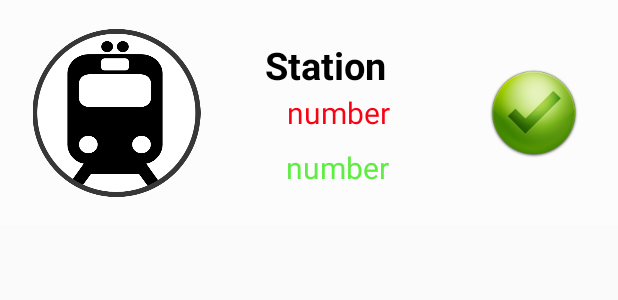
After one commit to Useless2k18/Railway, an Android app: the layout customlistlayout.xml on its own in the app's theme, with its tools: preview values and no code run, on a phone screen of 412 x 824 dp. The commit adds this screen. Shown: the top 300 px of the screen. Run offline under Robolectric (Android 15) with nearby library versions, the phone set to English and light mode, and no system bars; Roboto replaces fonts that are not available here.

Commit message:
dynamic station list display using custom list adapter

```diff
--- /dev/null
+++ b/TicketChecker/app/src/main/java/com/example/newu/ticketchecker/CustomListAdapter.java
@@ -0,0 +1,44 @@
+package com.example.newu.ticketchecker;
+
+import android.content.ClipData;
+import android.content.Context;
+import android.support.annotation.NonNull;
+import android.support.annotation.Nullable;
+import android.view.LayoutInflater;
+import android.view.View;
+import android.view.ViewGroup;
+import android.widget.ArrayAdapter;
+import android.widget.TextView;
+
+import java.util.ArrayList;
+import java.util.List;
+
+class CustomListAdapter extends ArrayAdapter<StationInfo> {
+
+    ArrayList<StationInfo> myList = new ArrayList<>();
+
+    public CustomListAdapter(Context context, int textViewResourceId, ArrayList<StationInfo> objects) {
+        super(context, textViewResourceId, objects);
+        myList = objects;
+    }
+
+    @Override
+    public int getCount() {
+        return super.getCount();
+    }
+
+    @Override
+    public View getView(int position, View convertView, ViewGroup parent) {
+
+        View v = convertView;
+        LayoutInflater inflater = (LayoutInflater) getContext().getSystemService(Context.LAYOUT_INFLATER_SERVICE);
+        v = inflater.inflate(R.layout.customlistlayout, null);
+        TextView textView1 = (TextView) v.findViewById(R.id.textView_stn);
+        TextView textView2 = (TextView) v.findViewById(R.id.textView_passenger_unverified);
+        TextView textView3 = (TextView) v.findViewById(R.id.textView_passenger_verified);
+        textView1.setText(myList.get(position).getStationCode());
+        //textView2.setText(myList.get(position).getNum_of_pass());
+        return v;
+
+    }
+}
--- a/TicketChecker/app/src/main/java/com/example/newu/ticketchecker/DynamicStationsList.java
+++ b/TicketChecker/app/src/main/java/com/example/newu/ticketchecker/DynamicStationsList.java
@@ -3,6 +3,7 @@ package com.example.newu.ticketchecker;
 import android.support.annotation.NonNull;
 import android.support.v7.app.AppCompatActivity;
 import android.os.Bundle;
+import android.widget.ListView;
 import android.widget.Toast;
 
 import com.google.android.gms.tasks.OnFailureListener;
@@ -36,8 +37,10 @@ public class DynamicStationsList extends AppCompatActivity {
     @Override
     protected void onCreate(Bundle savedInstanceState) {
         super.onCreate(savedInstanceState);
+        ListView lv = (ListView) findViewById(R.id.listdyn);
         setContentView(R.layout.activity_train__dy__list);
-
+        CustomListAdapter cla = new CustomListAdapter(this,R.layout.customlistlayout,stationsList);
+        lv.setAdapter(cla);
     }
 
     @Override
--- a/TicketChecker/app/src/main/res/layout/activity_train__dy__list.xml
+++ b/TicketChecker/app/src/main/res/layout/activity_train__dy__list.xml
@@ -4,6 +4,19 @@
     xmlns:tools="http://schemas.android.com/tools"
     android:layout_width="match_parent"
     android:layout_height="match_parent"
-    tools:context=".DynamicStationsList">
+    android:background="#efededed"
+    tools:context=".Stations">
 
+    <ListView
+        android:id="@+id/listdyn"
+        android:layout_width="330dp"
+        android:layout_height="550dp"
+        android:divider="#efededed"
+        android:dividerHeight="10dp"
+        android:textAlignment="center"
+        app:layout_constraintBottom_toBottomOf="parent"
+        app:layout_constraintEnd_toEndOf="parent"
+        app:layout_constraintStart_toStartOf="parent"
+        app:layout_constraintTop_toTopOf="parent"
+        app:layout_constraintVertical_bias="0.476" />
 </android.support.constraint.ConstraintLayout>
--- /dev/null
+++ b/TicketChecker/app/src/main/res/layout/customlistlayout.xml
@@ -0,0 +1,91 @@
+<?xml version="1.0" encoding="utf-8"?>
+<android.support.constraint.ConstraintLayout xmlns:android="http://schemas.android.com/apk/res/android"
+    xmlns:app="http://schemas.android.com/apk/res-auto"
+    xmlns:tools="http://schemas.android.com/tools"
+    android:layout_width="match_parent"
+    android:layout_height="150dp"
+    android:background="#defdfdfd"
+    android:padding="10dp"
+    tools:layout_editor_absoluteY="81dp">
+
+    <TextView
+        android:id="@+id/textView_stn"
+        android:layout_width="wrap_content"
+        android:layout_height="wrap_content"
+        android:layout_marginBottom="8dp"
+        android:layout_marginEnd="8dp"
+        android:layout_marginStart="8dp"
+        android:layout_marginTop="16dp"
+        android:text="Station"
+        android:textColor="@android:color/black"
+        android:textSize="25sp"
+        android:textStyle="bold"
+        app:layout_constraintBottom_toBottomOf="parent"
+        app:layout_constraintEnd_toEndOf="parent"
+        app:layout_constraintHorizontal_bias="0.538"
+        app:layout_constraintStart_toStartOf="parent"
+        app:layout_constraintTop_toTopOf="parent"
+        app:layout_constraintVertical_bias="0.0" />
+
+    <TextView
+        android:id="@+id/textView_passenger_verified"
+        android:layout_width="wrap_content"
+        android:layout_height="wrap_content"
+        android:layout_marginBottom="8dp"
+        android:layout_marginEnd="8dp"
+        android:layout_marginStart="8dp"
+        android:layout_marginTop="8dp"
+        android:text="number"
+        android:textColor="#60ed43"
+        android:textSize="20sp"
+        app:layout_constraintBottom_toBottomOf="parent"
+        app:layout_constraintEnd_toEndOf="parent"
+        app:layout_constraintHorizontal_bias="0.561"
+        app:layout_constraintStart_toStartOf="parent"
+        app:layout_constraintTop_toTopOf="parent"
+        app:layout_constraintVertical_bias="0.925" />
+
+    <TextView
+        android:id="@+id/textView_passenger_unverified"
+        android:layout_width="wrap_content"
+        android:layout_height="wrap_content"
+        android:layout_marginBottom="8dp"
+        android:layout_marginTop="8dp"
+        android:text="number"
+        android:textColor="#f90314"
+        android:textSize="20sp"
+        app:layout_constraintBottom_toTopOf="@+id/textView_passenger_verified"
+        app:layout_constraintEnd_toEndOf="parent"
+        app:layout_constraintHorizontal_bias="0.561"
+        app:layout_constraintStart_toStartOf="parent"
+        app:layout_constraintTop_toTopOf="parent"
+        app:layout_constraintVertical_bias="0.964" />
+
+    <ImageView
+        android:id="@+id/imageView3"
+        android:layout_width="119dp"
+        android:layout_height="112dp"
+        android:layout_marginEnd="8dp"
+        android:layout_marginStart="8dp"
+        app:layout_constraintBottom_toBottomOf="parent"
+        app:layout_constraintEnd_toEndOf="parent"
+        app:layout_constraintHorizontal_bias="0.0"
+        app:layout_constraintStart_toStartOf="parent"
+        app:layout_constraintTop_toTopOf="parent"
+        app:srcCompat="@drawable/trainvector" />
+
+    <ImageView
+        android:id="@+id/imageView6"
+        android:layout_width="60dp"
+        android:layout_height="60dp"
+        android:layout_marginStart="8dp"
+        android:layout_marginEnd="16dp"
+        app:layout_constraintBottom_toBottomOf="parent"
+        app:layout_constraintEnd_toEndOf="parent"
+        app:layout_constraintHorizontal_bias="1.0"
+        app:layout_constraintStart_toStartOf="parent"
+        app:layout_constraintTop_toTopOf="parent"
+        app:srcCompat="@drawable/tick" />
+
+
+</android.support.constraint.ConstraintLayout>
```
Also changed, not shown: TicketChecker/app/src/main/res/drawable/tick.png (added), TicketChecker/app/src/main/res/drawable/tick_enabled.png (added), TicketChecker/app/src/main/res/drawable/trainvector.png (added).
